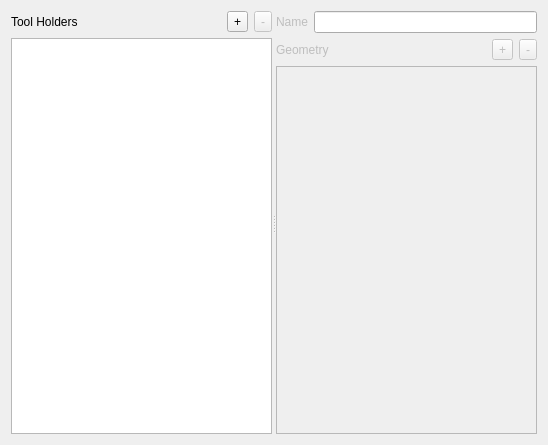
This is View/Settings/ToolHolderForm.ui in octronic-uk/Candle as Qt 5 draws it before an edit. The edited form follows.
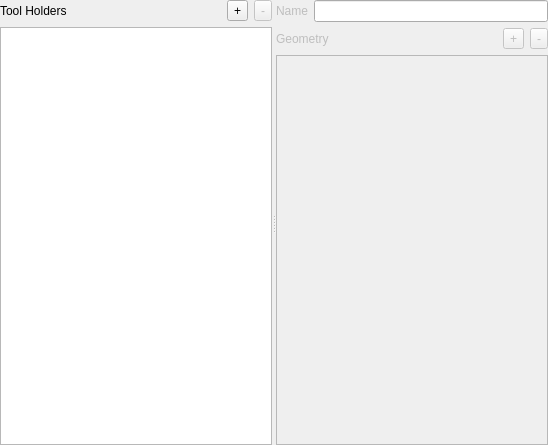
This is the edited form.

The edit to the form file:
```diff
--- a/View/Settings/ToolHolderForm.ui
+++ b/View/Settings/ToolHolderForm.ui
@@ -14,6 +14,18 @@
    <string>Form</string>
   </property>
   <layout class="QVBoxLayout" name="verticalLayout_4">
+   <property name="leftMargin">
+    <number>0</number>
+   </property>
+   <property name="topMargin">
+    <number>0</number>
+   </property>
+   <property name="rightMargin">
+    <number>0</number>
+   </property>
+   <property name="bottomMargin">
+    <number>0</number>
+   </property>
    <item>
     <widget class="QSplitter" name="splitter">
      <property name="orientation">
```
